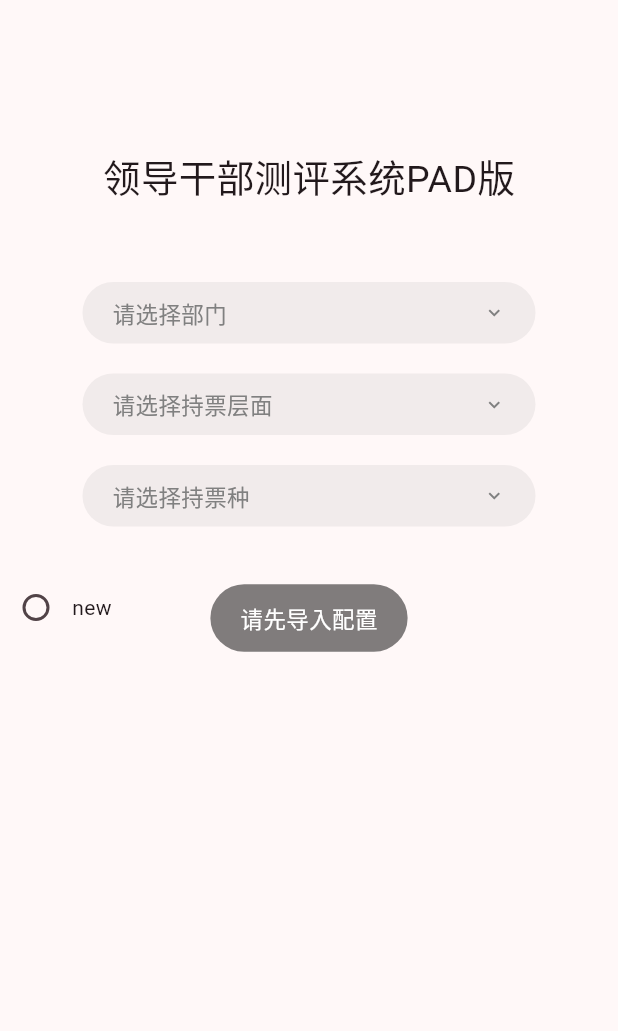
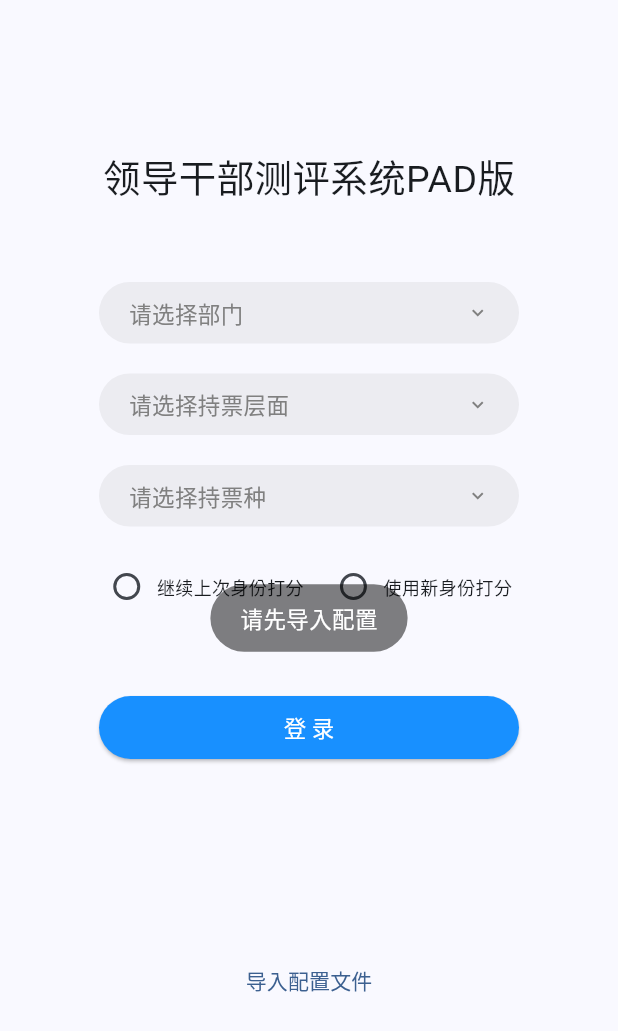
Before and after one commit to 1098065487/evaluate, a Flutter app: the screen it shows after launch, after a tap on "请选择部门", on a phone screen of 412 x 824 dp. Shown: the top 1031 px of the screen. Run offline on Flutter 3.47's test engine with Material 2 defaults, Android fonts, the phone set to English and light mode, and no system bars; our stand-ins replace fluttertoast, permission_handler; missing offline and left inert: flutter_pickers.

Commit message:
feat:work

```diff
--- /dev/null
+++ b/lib/components/radio.dart
@@ -0,0 +1,52 @@
+import 'package:flutter/material.dart';
+import 'package:provider/provider.dart';
+import '../main.dart';
+
+class CustomRadio extends StatelessWidget {
+  CustomRadio({required this.radioValue, required this.radioName, super.key});
+
+  final String radioValue;
+  final String radioName;
+
+  @override
+  Widget build(BuildContext context) {
+    var appState = context.watch<MyAppState>();
+
+    return GestureDetector(
+        onTap: () => {
+          if(radioValue != appState.roleType) {
+            appState.updateRoleType(radioValue)
+          }
+        },
+        child: Container(
+          width: 145,
+          margin: EdgeInsets.symmetric(vertical: 10.0),
+          // padding: EdgeInsets.all(5),
+          decoration: BoxDecoration(
+            color: Colors.transparent,
+            // borderRadius: BorderRadius.circular(32),
+          ),
+          child: Row(
+            mainAxisAlignment: MainAxisAlignment.center,
+            children: [
+              Radio(
+                  visualDensity: VisualDensity.compact,
+                  activeColor: Color(0xFF1890ff),
+                  value: radioValue,
+                  groupValue: appState.roleType,
+                  onChanged: (val) => {
+                    if(radioValue != appState.roleType) {
+                      appState.updateRoleType(radioValue)
+                    }
+                  }),
+              Text(
+                radioName,
+                style: TextStyle(
+                  fontSize: 12
+                ),
+              )
+            ],
+          ),
+        ));
+  }
+}
--- a/lib/components/select.dart
+++ b/lib/components/select.dart
@@ -31,7 +31,6 @@ class CustomSelect extends StatelessWidget {
 
     return GestureDetector(
       onTap: () {
-        print(11111);
         if(appState.config.padId == 0) {
           Fluttertoast.showToast(
             msg: "请先导入配置",
@@ -90,7 +89,7 @@ class CustomSelect extends StatelessWidget {
         }
       },
       child: Container(
-          width: MediaQuery.of(context).size.width - 110,
+          width: 280,
           margin: EdgeInsets.symmetric(vertical: 10.0),
           decoration: BoxDecoration(
             color: Color.fromRGBO(160, 160, 160, 0.15),
--- a/lib/main.dart
+++ b/lib/main.dart
@@ -2,6 +2,7 @@ import 'package:flutter/material.dart';
 import 'package:provider/provider.dart';
 import './test/file_picker.dart';
 import './pages/home.dart';
+import './pages/evalueate.dart';
 import './components/config_type.dart';
 
 void main() {
@@ -19,8 +20,12 @@ class MyApp extends StatelessWidget {
         title: 'Evaluate App',
         theme: ThemeData(
           useMaterial3: true,
-          colorScheme: ColorScheme.fromSeed(seedColor: Colors.black),
+          primaryColor: Color(0xFF1890ff),
+          colorScheme: ColorScheme.fromSeed(seedColor: Color(0xFF1890ff)),
         ),
+        routes: {
+          'evaluate': (context) => Evaluate(),
+        },
         home: Home(),
       ),
     );
--- /dev/null
+++ b/lib/pages/evalueate.dart
@@ -0,0 +1,12 @@
+import 'package:flutter/material.dart';
+
+class Evaluate extends StatelessWidget {
+  Evaluate({super.key});
+
+  @override
+  Widget build(BuildContext context) {
+    return Center(
+      child: Text('evaluate'),
+    );
+  }
+}
--- a/lib/pages/home.dart
+++ b/lib/pages/home.dart
@@ -1,3 +1,4 @@
+import 'package:evaluate/components/radio.dart';
 import 'package:flutter/material.dart';
 import 'package:permission_handler/permission_handler.dart';
 import 'dart:io';
@@ -18,7 +19,6 @@ class Home extends StatelessWidget {
     Map<String, dynamic> depart = appState.departSelected;
     Map<String, dynamic> subject = appState.subjectSelected;
     Map<String, dynamic> ticket = appState.ticketSelected;
-    String roleType = appState.roleType;
 
     print(depart);
     print(subject);
@@ -64,6 +64,9 @@ class Home extends StatelessWidget {
     }();
     return Scaffold(
       body: Container(
+        decoration: BoxDecoration(
+          color: Colors.transparent,
+        ),
         padding: EdgeInsets.symmetric(vertical: 100.0),
         child: Column(
           children: [
@@ -77,27 +80,55 @@ class Home extends StatelessWidget {
             CustomSelect(selected: depart, selectList: departList, type: 'depart'),
             CustomSelect(selected: subject, selectList: subjectList, type: 'subject'),
             CustomSelect(selected: ticket, selectList: ticketList, type: 'ticket'),
-            SizedBox(height: 20,),
             Row(
-              mainAxisAlignment: MainAxisAlignment.spaceBetween,
+              mainAxisAlignment: MainAxisAlignment.center,
               children: [
-                Row(
-                  mainAxisSize: MainAxisSize.min,
-                  children: [
-                    Radio(
-                      value: 'new',
-                      groupValue: roleType,
-                      onChanged: (val) => {
-                        print(val),
-                        if(val!.isNotEmpty) {
-                          appState.updateRoleType(val)
-                        }
-                      }
-                    ),
-                    Text('new')
-                  ],
+                CustomRadio(radioValue: 'last', radioName: '继续上次身份打分'),
+                CustomRadio(radioValue: 'new', radioName: '使用新身份打分'),
+              ],
+            ),
+            SizedBox(height: 40,),
+            ElevatedButton(
+              style: ButtonStyle(
+                minimumSize: MaterialStateProperty.all(Size(280, 30)),
+                foregroundColor: MaterialStateProperty.all(Color(0xFFFFFFFF)),
+                backgroundColor: MaterialStateProperty.all(Color(0xFF1890ff)),
+                padding: MaterialStateProperty.all(EdgeInsets.symmetric(vertical: 10, horizontal: 20)),
+                textStyle: MaterialStateProperty.all(
+                  TextStyle(
+                    fontSize: 15,
+                  )
                 )
-              ],
+              ),
+              child: Text('登 录'),
+              onPressed: () => {
+                print(appState.roleType),
+                Navigator.of(context).pushNamed("evaluate")
+              },
+            ),
+            SizedBox(height: 120,),
+            TextButton(
+              onPressed: () => {
+                showDialog(
+                  context: context,
+                  builder: (BuildContext context) {
+                      return AlertDialog(
+                          title: const Text("提示"),
+                          content: const Text("确定删除吗？"),
+                          actions: [
+                              TextButton(
+                                  onPressed: () {
+                                      Navigator.of(context).pop();
+                                  },
+                                  child: const Text("取消"),
+                              ),
+                              TextButton(onPressed: () {}, child: const Text("确定")),
+                          ],
+                      );
+                  },
+                )
+              },
+              child: Text('导入配置文件')
             )
           ],
         ),
```
